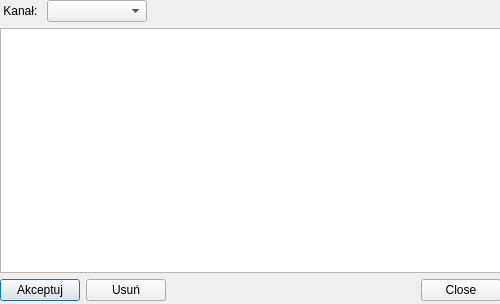
Old version of the form ui/moderation.ui in the repository gitter-badger/simplechatclient.
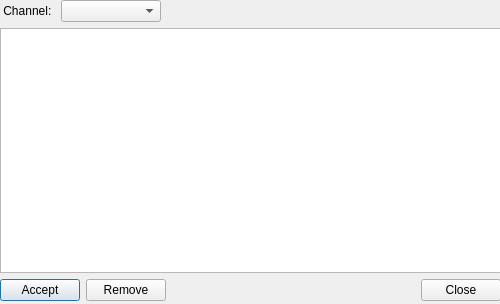
New version of the form. Icons and pictures are not drawn.

What changed in the file:
```diff
--- a/ui/moderation.ui
+++ b/ui/moderation.ui
@@ -44,7 +44,7 @@
       <item>
        <widget class="QLabel" name="label">
         <property name="text">
-         <string> Kanał: </string>
+         <string> Channel: </string>
         </property>
        </widget>
       </item>
@@ -88,14 +88,14 @@
       <item>
        <widget class="QPushButton" name="pushButton">
         <property name="text">
-         <string>Akceptuj</string>
+         <string>Accept</string>
         </property>
        </widget>
       </item>
       <item>
        <widget class="QPushButton" name="pushButton_2">
         <property name="text">
-         <string>Usuń</string>
+         <string>Remove</string>
         </property>
        </widget>
       </item>
```
Left out of the diff: 2 changed lines with no effect on the pictures.
